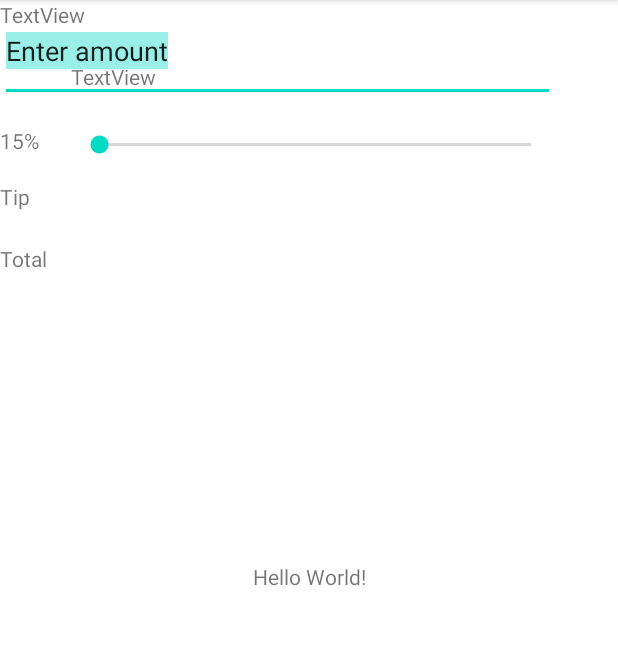
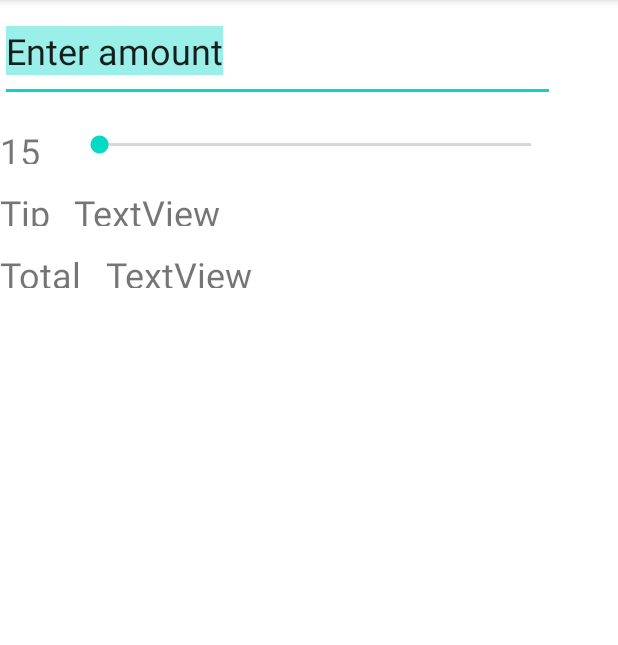
Before and after one commit to yokawaiik/Lab_1, an Android app: the screen it shows after launch (CalcActivity), on a phone screen of 412 x 824 dp, the part 84-729 px from its top. Run offline under Robolectric (Android 15) with nearby library versions, the light colour scheme and no system bars.

Commit message:
5, 6 пункт

```diff
--- a/app/src/main/res/layout/calc_activity.xml
+++ b/app/src/main/res/layout/calc_activity.xml
@@ -6,15 +6,6 @@
     android:layout_width="match_parent"
     android:layout_height="match_parent"
     tools:context=".CalcActivity">
-
-    <TextView
-        android:layout_width="wrap_content"
-        android:layout_height="wrap_content"
-        android:text="Hello World!"
-        app:layout_constraintBottom_toBottomOf="parent"
-        app:layout_constraintLeft_toLeftOf="parent"
-        app:layout_constraintRight_toRightOf="parent"
-        app:layout_constraintTop_toTopOf="parent" />
 
     <EditText
         android:id="@+id/et_amount"
@@ -25,6 +16,7 @@
         android:inputType="textPersonName|numberDecimal"
         android:selectAllOnFocus="true"
         android:text="Enter amount"
+        android:textSize="@dimen/text_size"
         tools:layout_editor_absoluteX="21dp"
         tools:layout_editor_absoluteY="16dp" />
 
@@ -34,6 +26,7 @@
         android:layout_height="25dp"
         android:layout_marginTop="16dp"
         android:text="15%"
+        android:textSize="@dimen/text_size"
         app:layout_constraintTop_toBottomOf="@+id/et_amount"
         tools:layout_editor_absoluteX="21dp" />
 
@@ -50,10 +43,11 @@
         android:id="@+id/tv_label_tip"
         android:layout_width="wrap_content"
         android:layout_height="25dp"
-        android:layout_marginTop="12dp"
+        android:layout_marginTop="16dp"
         android:text="Tip"
+        android:textSize="@dimen/text_size"
         app:layout_constraintTop_toBottomOf="@+id/tv_percent"
-        tools:layout_editor_absoluteX="35dp" />
+        tools:layout_editor_absoluteX="21dp" />
 
     <TextView
         android:id="@+id/tv_total"
@@ -62,6 +56,7 @@
         android:layout_marginStart="16dp"
         android:layout_marginTop="16dp"
         android:text="TextView"
+        android:textSize="@dimen/text_size"
         app:layout_constraintStart_toEndOf="@+id/tv_label_total"
         app:layout_constraintTop_toBottomOf="@+id/tv_tip" />
 
@@ -70,16 +65,21 @@
         android:layout_width="wrap_content"
         android:layout_height="25dp"
         android:layout_marginTop="16dp"
+        android:layout_marginEnd="16dp"
         android:text="Total"
-        app:layout_constraintTop_toBottomOf="@+id/tv_label_tip"
-        tools:layout_editor_absoluteX="24dp" />
+        android:textSize="@dimen/text_size"
+        app:layout_constraintEnd_toStartOf="@+id/tv_total"
+        app:layout_constraintTop_toBottomOf="@+id/tv_label_tip" />
 
     <TextView
         android:id="@+id/tv_tip"
         android:layout_width="320dp"
         android:layout_height="25dp"
+        android:layout_marginStart="16dp"
+        android:layout_marginTop="16dp"
         android:text="TextView"
-        tools:layout_editor_absoluteX="71dp"
-        tools:layout_editor_absoluteY="136dp" />
+        android:textSize="@dimen/text_size"
+        app:layout_constraintStart_toEndOf="@+id/tv_label_tip"
+        app:layout_constraintTop_toBottomOf="@+id/sb_percent" />
 
 </androidx.constraintlayout.widget.ConstraintLayout>
--- /dev/null
+++ b/app/src/main/res/values/dimens.xml
@@ -0,0 +1,4 @@
+<?xml version="1.0" encoding="utf-8"?>
+<resources>
+    <dimen name="text_size">24sp</dimen>
+</resources>
```
